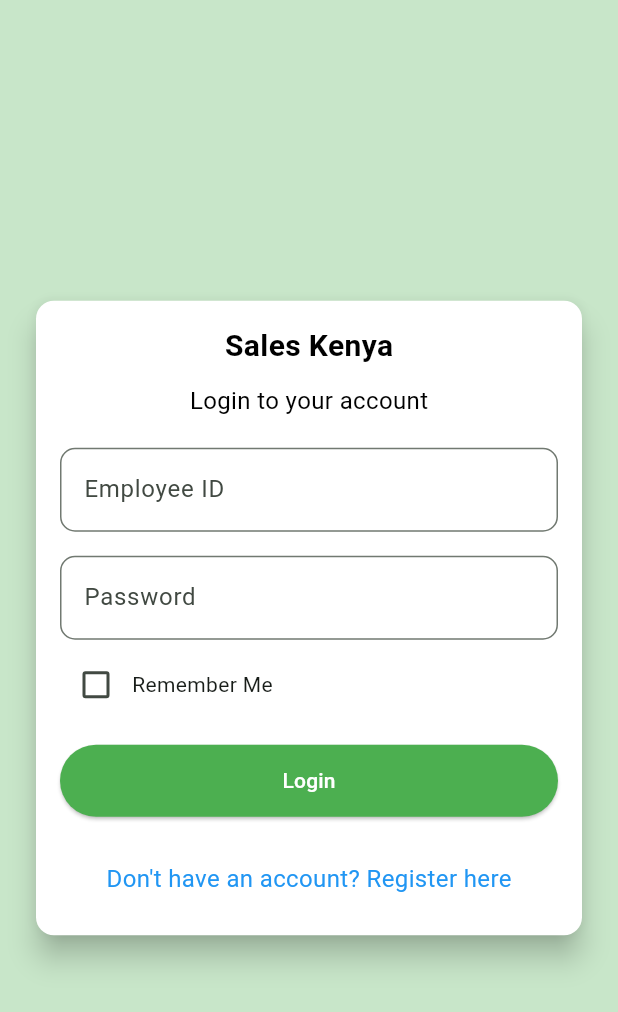
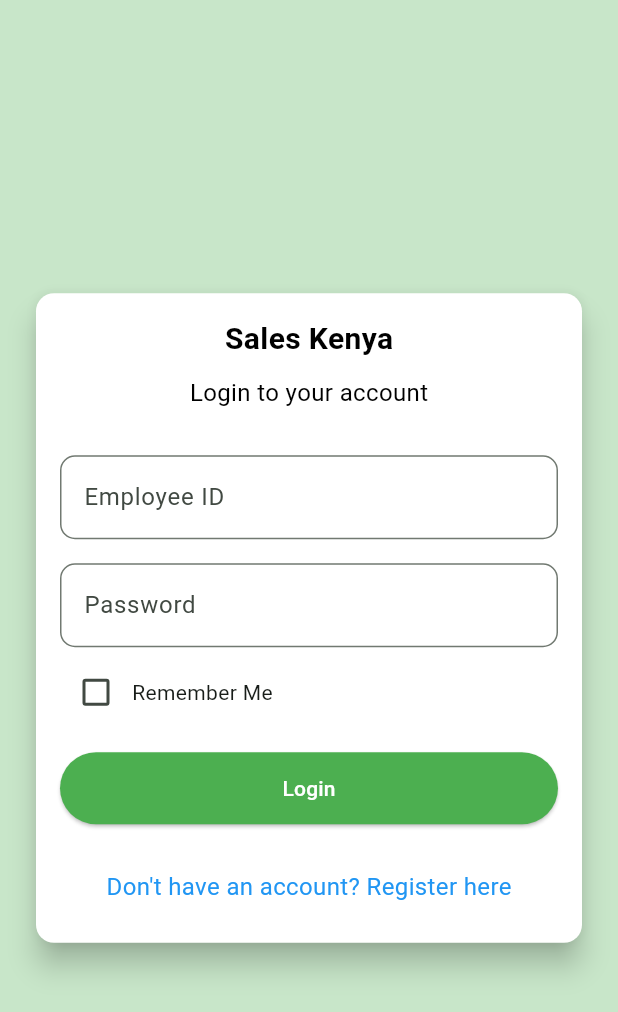
Before and after one commit to firojandev/Sales-App, a Flutter app: the screen it shows after launch, on a phone screen of 412 x 824 dp. Shown: the top 1012 px of the screen. Run offline on Flutter 3.47's test engine with Material 3 defaults, Android fonts, the phone set to English and light mode, and no system bars; our stand-ins replace shared_preferences.

Commit message:
Login UI is updated

```diff
--- a/lib/src/login/login_page.dart
+++ b/lib/src/login/login_page.dart
@@ -59,7 +59,7 @@ class _LoginPageState extends State<LoginPage> {
                   Text(AppConstants.appName,style:MyTextStyle.titleStyle),
                   const SizedBox(height: 10.0),
                   Text(AppConstants.loginToYourAccount,style: MyTextStyle.textStyle,),
-                  const SizedBox(height: 20.0),
+                  const SizedBox(height: 30.0),
                   TextField(
                     controller: _empIdController,
                     decoration: InputDecoration(
```
